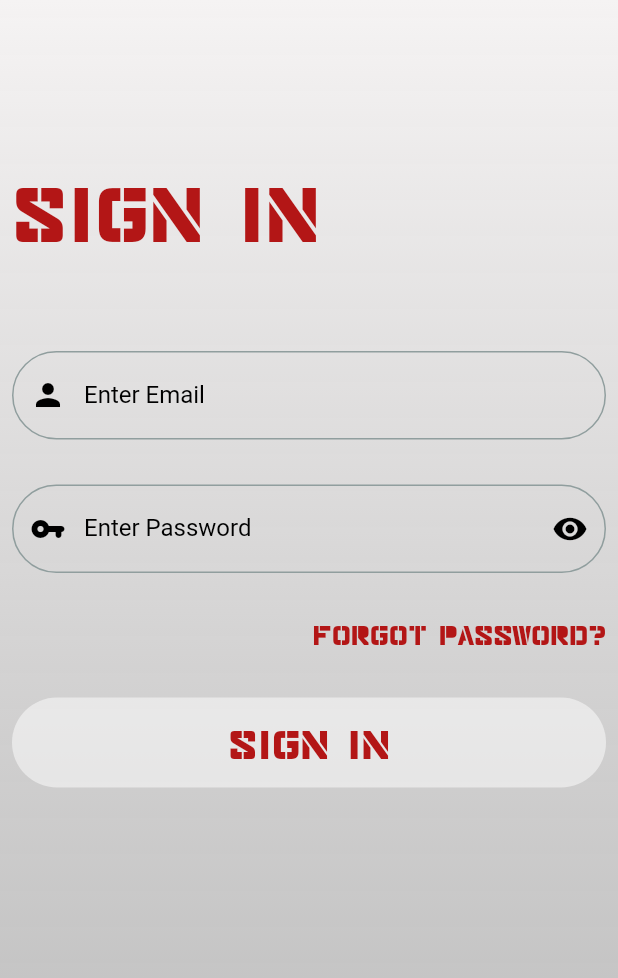
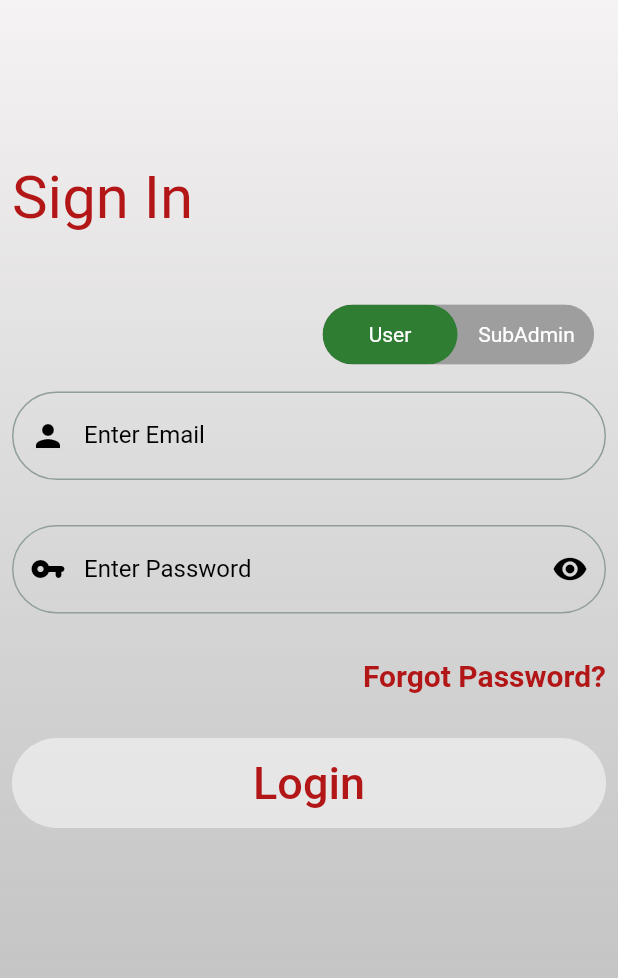
Before and after one commit to saud121/APS_user_subadmin, a Flutter app: the screen it shows after launch, on a phone screen of 412 x 824 dp. Shown: the top 978 px of the screen. Run offline on Flutter 3.47's test engine with Material 2 defaults, Android fonts, the phone set to English and light mode, and no system bars; drawn by our look-alikes of toggle_switch; our stand-ins replace camera, dio, fl_chart, font_awesome_flutter, get, google_fonts and 1 more; missing offline and left inert: flutter_phone_direct_caller; Roboto replaces fonts that are missing (Times New Roman).

Commit message:
after release'

```diff
--- a/lib/Screens/LoginScreens/LoginScreen.dart
+++ b/lib/Screens/LoginScreens/LoginScreen.dart
@@ -1,12 +1,17 @@
+import 'package:aps_super_admin/Screens/LoginScreens/controllerdata.dart';
 import 'package:aps_super_admin/Screens/LoginScreens/forget_password.dart';
 import 'package:aps_super_admin/interfaces/User/dashboard_screen.dart';
 import 'package:aps_super_admin/interfaces/subadmin/subadmin.dart';
 import 'package:aps_super_admin/widgets/custom_textfield.dart';
 import 'package:flutter/material.dart';
+import 'package:get/get_state_manager/get_state_manager.dart';
 import 'package:get/route_manager.dart';
+import 'package:toggle_switch/toggle_switch.dart';
 import '../../Utils/colors.dart';
 import 'package:http/http.dart' as http;
 import 'dart:convert';
+
+import 'package:get/get.dart';
 
 class LoginScreen extends StatefulWidget {
   const LoginScreen({super.key});
@@ -16,52 +21,67 @@ class LoginScreen extends StatefulWidget {
 }
 
 class _LoginScreenState extends State<LoginScreen> {
-  bool isPasswordShown=true;
+  final pageViewController = Get.put(TestPageViewController());
+
+  List<String> status=["User","SubAdmin"];
+  bool isPasswordShown = true;
   final TextEditingController _emailController = TextEditingController();
   final TextEditingController _passwordController = TextEditingController();
   final _formKey = GlobalKey<FormState>();
-  Future<void> loginPanel() async {
+  Future<void> userloginPanel() async {
     var url = "https://thor-aps.herokuapp.com/api/auth/login";
-    try{
-    var res = await http.post(Uri.parse(url), headers: <String, String>{
+    try {
+      var res = await http.post(
+        Uri.parse(url),
+        headers: <String, String>{
           'Content-Type': 'application/json; charset=UTF-8',
         },
         body: jsonEncode(
           <String, dynamic>{
-          "email":_emailController.text,
-        "password":_passwordController.text
+            "email": _emailController.text,
+            "password": _passwordController.text
           },
         ),
-
       );
       var resData = jsonDecode(res.body);
       if (resData["success"].toString() == "false") {
       } else {
-
+        Get.to(UserDashboardScreen());
         print((res.body.toString()));
       }
+    } catch (e) {
+      print("Error msg " + e.toString());
     }
-    catch (e){
-      print("Error msg "+e.toString());
   }
-
+  Future<void> subAdminLogin() async {
+    var url = "https://thor-aps.herokuapp.com/api/auth/login";
+    try {
+      var res = await http.post(
+        Uri.parse(url),
+        headers: <String, String>{
+          'Content-Type': 'application/json; charset=UTF-8',
+        },
+        body: jsonEncode(
+          <String, dynamic>{
+            "email": _emailController.text,
+            "password": _passwordController.text
+          },
+        ),
+      );
+      var resData = jsonDecode(res.body);
+      if (resData["success"].toString() == "false") {
+      } else {
+        Get.to(SubAdmin());
+        print((res.body.toString()));
+      }
+    } catch (e) {
+      print("Error msg " + e.toString());
+    }
   }
 
   void signIn() {
     if (_formKey.currentState!.validate()) {
-
-      // if (_emailController.text.trim()== _email.trim()) {
-
-
-    //   } else if (_emailController.text == _subadmin) {
-    //     Get.to(() => SubAdmin());
-    //   }
-    //   else if (_emailController.text == _user) {
-    //   Get.to(() => DashboardScreen());
-    // }
-
-    // } else{
-    //   print("Invalid form");
+      pageViewController.isVisible.value?userloginPanel():subAdminLogin();
     }
   }
 
@@ -81,6 +101,7 @@ class _LoginScreenState extends State<LoginScreen> {
       child: Scaffold(
         backgroundColor: Colors.transparent,
         body: SingleChildScrollView(
+          scrollDirection: Axis.vertical,
           child: Form(
             key: _formKey,
             child: Padding(
@@ -90,52 +111,65 @@ class _LoginScreenState extends State<LoginScreen> {
                 children: [
                   const SizedBox(height: 100),
                   Text(
-                    "SIGN IN",
+                    "Sign In",
                     style: TextStyle(
-                        fontFamily: "Major",
-                        fontSize: 57,
+                        fontFamily: "Times New Roman",
+                        fontSize: 40,
                         color: gradientColor2),
                   ),
-                  const SizedBox(height: 60),
-                  // Container(
-                  //   height: 77,
-                  //   padding: EdgeInsets.all(10),
-                  //   decoration: BoxDecoration(
-                  //     border: Border.all(
-                  //       color: Colors.white,
-                  //       width: 1,
-                  //     ),
-                  //     borderRadius: BorderRadius.circular(36),
-                  //   ),
-                  //   child: TextFormField(
-                  //     controller: _emailController,
-                  //     style: GoogleFonts.robotoMono(
-                  //         color: Colors.white, fontSize: 20),
-                  //     decoration: InputDecoration(
-                  //       hintText: "Email",
-                  //       hintStyle: TextStyle(
-                  //           fontFamily: "Major",
-                  //           color: Colors.white,
-                  //           fontSize: 28),
-                  //       border: InputBorder.none,
-                  //     ),
-                  //     validator: (value) {
-                  //       if (value!.isEmpty) {
-                  //         return 'Please enter username';
-                  //       } else if (value != _email && value != _subadmin) {
-                  //         return 'Please enter valid username';
-                  //       }
-                  //       return null;
-                  //     },
-                  //   ),
-                  // ),
-                  CustomtextField(hintText: "Enter Email",
+                  //  Padding(
+                  //    padding: const EdgeInsets.only(left:24.0),
+                  //    child: Obx(
+                  //      ()=> Text(
+                  //       pageViewController.isVisible.value? "As User":"As SubAdmin",
+                  //       style: TextStyle(
+                  //            fontFamily: "Times New Roman",
+                  //           fontSize: 40,
+                  //           color: gradientColor2),
+                  //                      ),
+                  //    ),
+                  //  ),
+                  const SizedBox(height: 40),
+                 Padding(
+                   padding: const EdgeInsets.all(8.0),
+                   child: Align(
+                     alignment: Alignment.centerRight,
+                      child: ToggleSwitch(
+                        minWidth: 90.0,
+                        cornerRadius: 20.0,
+                        activeBgColors: [
+                          [Colors.green[800]!],
+                          [Colors.green[800]!]
+                        ],
+                        activeFgColor: Colors.white,
+                        inactiveBgColor: Colors.grey,
+                        inactiveFgColor: Colors.white,
+                        initialLabelIndex: 0,
+                        totalSwitches: 2,
+                        labels: ['User', 'SubAdmin'],
+                        radiusStyle: true,
+                        onToggle: (index) {
+                          index==1?pageViewController.ShowUser():pageViewController.ShowAdmin();
+
+                        },
+                      ),
+                    ),
+                 ),
+                   SizedBox(height: 10),
+
+                  CustomtextField(
+                    hintText: "Enter Email",
                     controller: _emailController,
-                  prefix: Icon(Icons.person,color: Colors.black,),
+                    prefix: Icon(
+                      Icons.person,
+                      color: Colors.black,
+                    ),
                     textInputAction: TextInputAction.next,
                     keyboardtype: TextInputType.emailAddress,
                     validate: (email) {
-                    if(email!.isEmpty || email.length<3 || !email.contains("@")){
+                      if (email!.isEmpty ||
+                          email.length < 3 ||
+                          !email.contains("@")) {
                         return "enter Correct Email";
                       }
                       return null;
@@ -150,7 +184,10 @@ class _LoginScreenState extends State<LoginScreen> {
                     onsave: (password) {
                       // _formData['password'] = password ?? " ";
                     },
-                                    prefix: Icon(Icons.vpn_key_rounded,color: Colors.black,),
+                    prefix: Icon(
+                      Icons.vpn_key_rounded,
+                      color: Colors.black,
+                    ),
                     suffix: IconButton(
                       onPressed: () {
                         setState(() {
@@ -158,63 +195,36 @@ class _LoginScreenState extends State<LoginScreen> {
                         });
                       },
                       icon: isPasswordShown
-                                          ? Icon(Icons.visibility,color: Colors.black,)
-                                          : Icon(Icons.visibility_off,color: Colors.black,),
+                          ? Icon(
+                              Icons.visibility,
+                              color: Colors.black,
+                            )
+                          : Icon(
+                              Icons.visibility_off,
+                              color: Colors.black,
+                            ),
                     ),
                     validate: (password) {
-                                      if (password!.isEmpty ||
-                                          password.length < 7) {
+                      if (password!.isEmpty || password.length < 3) {
                         return "enter Correct password";
                       }
                       return null;
                     },
                   ),
 
-                  //! Container(
-                  //   height: 77,
-                  //   padding: EdgeInsets.all(10),
-                  //   decoration: BoxDecoration(
-                  //     border: Border.all(
-                  //       color: Colors.white,
-                  //       width: 1,
-                  //     ),
-                  //     borderRadius: BorderRadius.circular(36),
-                  //   ),
-                  //!  child: TextFormField(
-                  //     controller: _passwordController,
-                  //     obscureText: true,
-                  //     style: GoogleFonts.robotoMono(
-                  //         color: Colors.white, fontSize: 20),
-                  //     decoration: InputDecoration(
-                  //       hintText: "Password",
-                  //       hintStyle: TextStyle(
-                  //           fontFamily: "Major",
-                  //           color: Colors.white,
-                  //           fontSize: 28),
-                  //       border: InputBorder.none,
-                  //     ),
-                  //     validator: (value) {
-                  //       if (value!.isEmpty) {
-                  //         return 'Please enter password';
-                  //       } else if (value != "admin123") {
-                  //         return 'Please enter valid password';
-                  //       }
-                  //       return null;
-                  //     },
-                  //   ),
-                  // ),
                   SizedBox(height: 30),
                   Row(
                     mainAxisAlignment: MainAxisAlignment.end,
                     children: [
                       GestureDetector(
                         onTap: () {
-                         Get.to( Forgetpassword());
+                          Get.to(Forgetpassword());
                         },
                         child: Text(
                           "Forgot Password?",
                           style: TextStyle(
-                              fontFamily: "Major",
+                            fontFamily: "Times New Roman",
+                            fontWeight: FontWeight.bold,
                               color: gradientColor2,
                               fontSize: 20),
                         ),
@@ -231,29 +241,43 @@ class _LoginScreenState extends State<LoginScreen> {
                     ),
                     child: TextButton(
                       onPressed: () {
-                        //  Get.to(WelcomeScreen());
-                        Get.to(SubAdmin());
-                        // LoginPanel();
-                        // AuthService().login(_emailController.text, _passwordController.text);
-                    //      AuthService().login(_emailController.text,_passwordController.text)
-                    //      .then((val){
-                    //       print("value datas "+val.data);
-                    //  if(val.data['success']){
-                    //       Get.to(() => WelcomeScreen());
-                    //            }
-                    //      }
-                    //      );
+                        signIn();
                       },
-
-
-                      child: Text(
-                        "SIGN IN",
+                      child:  Text(
+                        "Login",
                         style: TextStyle(
-                            fontFamily: "Major",
+                            fontFamily: "Times New Roman",
                             color: gradientColor2,
                             fontSize: 30),
                       ),
                     ),
+                    // Obx(() => pageViewController.isVisible.value? TextButton(
+                    //   onPressed: () {
+                    //     Get.to(UserDashboardScreen());
+                    //     // LoginPanel();
+                    //   },
+                    //   child:  Text(
+                    //     "Login",
+                    //     style: TextStyle(
+                    //         fontFamily: "Times New Roman",
+                    //         color: gradientColor2,
+                    //         fontSize: 30),
+                    //   ),
+                    // ):
+                    // TextButton(
+                    //   onPressed: () {
+                    //     Get.to(SubAdmin());
+                    //     // LoginPanel();
+                    //   },
+                    //   child: Text(
+                    //     "Login",
+                    //     style: TextStyle(
+                    //         fontFamily: "Times New Roman",
+                    //         color: gradientColor2,
+                    //         fontSize: 30),
+                    //   ),
+                    // ),
+                    // )
                   ),
                 ],
               ),
--- /dev/null
+++ b/lib/Screens/LoginScreens/controllerdata.dart
@@ -0,0 +1,17 @@
+import 'package:get/get.dart';
+
+class TestPageViewController extends GetxController {
+  RxBool isVisible = true.obs;
+
+  void ShowAdmin () {
+    isVisible.value = true;
+  }
+
+  void ShowUser() {
+    isVisible.value = false;
+  }
+
+  void toggleContainer() {
+    isVisible.value = !isVisible.value;
+  }
+}
--- a/pubspec.yaml
+++ b/pubspec.yaml
@@ -27,6 +27,7 @@ dependencies:
   path_provider:
   path:
   flutter_phone_direct_caller: ^2.1.1
+  toggle_switch: ^2.0.1
 icons_launcher:
   image_path: 'assets/AppLogo.png'
   platforms:
```
Also changed, not shown: lib/interfaces/subadmin/subadmin.dart (+19 -0 lines), pubspec.lock, 1 other file. Lines whose indentation alone changed are shown as unchanged.
